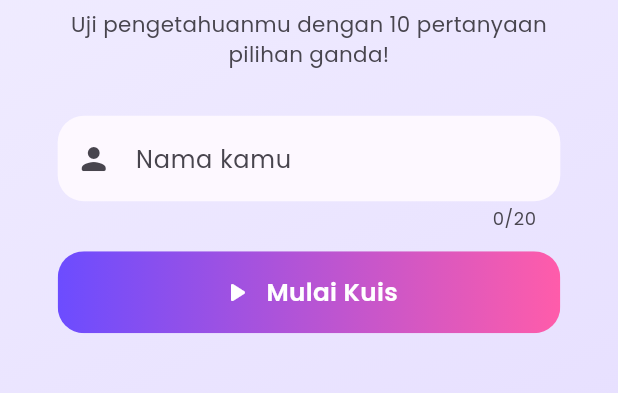
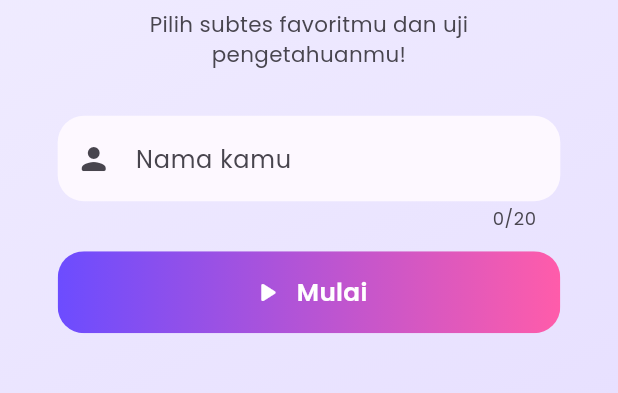
Before and after one commit to BadzlinaAtika/UTS-Lab-4-Pemob-Aplikasi-Kuis, a Flutter app: the screen it shows after launch, on a phone screen of 412 x 824 dp, the part 607-1000 px from its top. Run offline on Flutter 3.47's test engine with Material 3 defaults, Android fonts, the phone set to English and light mode, and no system bars.

Commit message:
tambah beberapa subtest yg bisa dipilih user

```diff
--- /dev/null
+++ b/lib/data/subtests_data.dart
@@ -0,0 +1,164 @@
+import 'package:flutter/material.dart';
+import '../models/quiz_questions.dart';
+import '../models/subtest.dart';
+
+/// Data dummy lokal: daftar subtes, masing-masing membawa soalnya sendiri.
+/// Untuk menambah subtes, tambahkan satu blok Subtest(...) di bawah.
+const List<Subtest> subtestsData = [
+  Subtest(
+    id: 'dasar_pemrograman',
+    title: 'Dasar Pemrograman',
+    description: 'Algoritma, variabel, tipe data, dan perulangan.',
+    icon: Icons.code_rounded,
+    color: Color(0xFF6C4CFF),
+    questions: [
+      QuizQuestion(
+        text: 'Urutan langkah logis untuk menyelesaikan suatu masalah disebut...',
+        options: ['Algoritma', 'Kompilator', 'Variabel', 'Sintaks'],
+        correctIndex: 0,
+        explanation: 'Algoritma adalah langkah-langkah terurut untuk menyelesaikan masalah.',
+      ),
+      QuizQuestion(
+        text: 'Tempat menyimpan data yang nilainya dapat berubah disebut...',
+        options: ['Konstanta', 'Variabel', 'Komentar', 'Fungsi'],
+        correctIndex: 1,
+        explanation: 'Variabel menyimpan nilai di memori dan nilainya bisa diubah.',
+      ),
+      QuizQuestion(
+        text: 'Tipe data yang hanya bernilai true atau false adalah...',
+        options: ['Integer', 'String', 'Boolean', 'Double'],
+        correctIndex: 2,
+        explanation: 'Boolean hanya memiliki dua nilai, yaitu true dan false.',
+      ),
+      QuizQuestion(
+        text: 'Struktur yang mengulang perintah selama kondisi terpenuhi disebut...',
+        options: ['Percabangan', 'Perulangan', 'Deklarasi', 'Import'],
+        correctIndex: 1,
+        explanation: 'Perulangan (loop) seperti for dan while mengulang blok kode.',
+      ),
+      QuizQuestion(
+        text: 'Proses mencari dan memperbaiki kesalahan pada program disebut...',
+        options: ['Compiling', 'Deploying', 'Debugging', 'Coding'],
+        correctIndex: 2,
+        explanation: 'Debugging adalah menemukan dan memperbaiki bug pada program.',
+      ),
+    ],
+  ),
+  Subtest(
+    id: 'pemrograman_mobile',
+    title: 'Pemrograman Mobile',
+    description: 'Android, Flutter, widget, dan konfigurasi aplikasi.',
+    icon: Icons.phone_android_rounded,
+    color: Color(0xFFFF5CAA),
+    questions: [
+      QuizQuestion(
+        text: 'Bahasa pemrograman yang digunakan oleh Flutter adalah...',
+        options: ['Java', 'Kotlin', 'Dart', 'Swift'],
+        correctIndex: 2,
+        explanation: 'Flutter dibangun menggunakan bahasa Dart buatan Google.',
+      ),
+      QuizQuestion(
+        text: 'Sistem operasi seluler yang dikembangkan oleh Google adalah...',
+        options: ['iOS', 'Android', 'Windows Phone', 'Tizen'],
+        correctIndex: 1,
+        explanation: 'Android dikembangkan oleh Google dan dipakai di banyak ponsel.',
+      ),
+      QuizQuestion(
+        text: 'Semua elemen tampilan di Flutter disebut...',
+        options: ['Fragment', 'Activity', 'Widget', 'Layout'],
+        correctIndex: 2,
+        explanation: 'Di Flutter, hampir semua tampilan dibangun dari widget.',
+      ),
+      QuizQuestion(
+        text: 'File untuk mendaftarkan aset dan font di Flutter adalah...',
+        options: ['main.dart', 'pubspec.yaml', 'AndroidManifest.xml', 'README.md'],
+        correctIndex: 1,
+        explanation: 'Aset, font, dan dependensi didefinisikan di pubspec.yaml.',
+      ),
+      QuizQuestion(
+        text: 'Satu kode untuk beberapa platform (Android dan iOS) disebut pendekatan...',
+        options: ['Cross-platform', 'Standalone', 'Embedded', 'Monolith'],
+        correctIndex: 0,
+        explanation: 'Cross-platform memungkinkan satu basis kode berjalan di banyak platform.',
+      ),
+    ],
+  ),
+  Subtest(
+    id: 'matematika_dasar',
+    title: 'Matematika Dasar',
+    description: 'Operasi hitung, pecahan, persen, dan geometri.',
+    icon: Icons.calculate_rounded,
+    color: Color(0xFFF59E0B),
+    questions: [
+      QuizQuestion(
+        text: 'Hasil dari 12 × 8 adalah...',
+        options: ['86', '96', '106', '88'],
+        correctIndex: 1,
+        explanation: '12 × 8 = 96.',
+      ),
+      QuizQuestion(
+        text: 'Hasil dari 3/4 + 1/4 adalah...',
+        options: ['1/2', '3/8', '1', '4/8'],
+        correctIndex: 2,
+        explanation: 'Penyebutnya sama, sehingga 3/4 + 1/4 = 4/4 = 1.',
+      ),
+      QuizQuestion(
+        text: 'Luas persegi dengan panjang sisi 7 cm adalah...',
+        options: ['14 cm²', '28 cm²', '49 cm²', '56 cm²'],
+        correctIndex: 2,
+        explanation: 'Luas persegi = sisi × sisi = 7 × 7 = 49 cm².',
+      ),
+      QuizQuestion(
+        text: '25% dari 200 adalah...',
+        options: ['25', '40', '50', '75'],
+        correctIndex: 2,
+        explanation: '25% = 1/4, dan 1/4 × 200 = 50.',
+      ),
+      QuizQuestion(
+        text: 'Akar kuadrat dari 144 adalah...',
+        options: ['10', '11', '12', '14'],
+        correctIndex: 2,
+        explanation: '12 × 12 = 144, jadi akarnya 12.',
+      ),
+    ],
+  ),
+  Subtest(
+    id: 'science',
+    title: 'Science (IPA SMA)',
+    description: 'Fisika, kimia, biologi, dan sains bumi.',
+    icon: Icons.science_rounded,
+    color: Color(0xFF22A06B),
+    questions: [
+      QuizQuestion(
+        text: 'Satuan gaya dalam Sistem Internasional (SI) adalah...',
+        options: ['Joule', 'Watt', 'Newton', 'Pascal'],
+        correctIndex: 2,
+        explanation: 'Gaya diukur dalam Newton (N), sesuai Hukum Newton.',
+      ),
+      QuizQuestion(
+        text: 'Rumus kimia air adalah...',
+        options: ['CO2', 'H2O', 'O2', 'NaCl'],
+        correctIndex: 1,
+        explanation: 'Satu molekul air terdiri dari dua atom hidrogen dan satu atom oksigen.',
+      ),
+      QuizQuestion(
+        text: 'Organel sel yang berfungsi menghasilkan energi (ATP) adalah...',
+        options: ['Ribosom', 'Nukleus', 'Mitokondria', 'Lisosom'],
+        correctIndex: 2,
+        explanation: 'Mitokondria disebut "pembangkit tenaga" sel.',
+      ),
+      QuizQuestion(
+        text: 'Gas yang diserap tumbuhan saat fotosintesis adalah...',
+        options: ['Oksigen', 'Nitrogen', 'Karbon dioksida', 'Hidrogen'],
+        correctIndex: 2,
+        explanation: 'Tumbuhan menyerap CO2 dan menghasilkan oksigen serta glukosa.',
+      ),
+      QuizQuestion(
+        text: 'Planet yang paling dekat dengan Matahari adalah...',
+        options: ['Venus', 'Bumi', 'Mars', 'Merkurius'],
+        correctIndex: 3,
+        explanation: 'Merkurius adalah planet terdekat dari Matahari di tata surya.',
+      ),
+    ],
+  ),
+];
--- a/lib/screens/welcome_screen.dart
+++ b/lib/screens/welcome_screen.dart
@@ -1,6 +1,7 @@
 import 'package:flutter/material.dart';
+import 'package:provider/provider.dart';
+import '../data/subtests_data.dart';
 import '../providers/quiz_providers.dart';
-import 'package:provider/provider.dart';
 import '../utils/responsive.dart';
 import '../widgets/custom_button.dart';
 import '../widgets/gradient_background.dart';
@@ -22,7 +23,6 @@ class _WelcomeScreenState extends State<WelcomeScreen> {
   @override
   void initState() {
     super.initState();
-    // Isi otomatis dengan nama sebelumnya (jika ada).
     _controller = TextEditingController(text: context.read<QuizProvider>().playerName);
   }
 
@@ -35,7 +35,12 @@ class _WelcomeScreenState extends State<WelcomeScreen> {
   void _start() {
     if (!_formKey.currentState!.validate()) return;
     FocusScope.of(context).unfocus();
-    context.read<QuizProvider>().startQuiz(_controller.text);
+    final quiz = context.read<QuizProvider>();
+    quiz.setPlayerName(_controller.text);
+
+    // Sementara (commit 2): langsung ke subtes pertama.
+    // Di commit 3 diganti menuju halaman pilih subtes.
+    quiz.selectSubtest(subtestsData.first);
     Navigator.of(context).push(
       MaterialPageRoute(builder: (_) => const QuizScreen()),
     );
@@ -43,9 +48,7 @@ class _WelcomeScreenState extends State<WelcomeScreen> {
 
   @override
   Widget build(BuildContext context) {
-    final quiz = context.watch<QuizProvider>();
     final cs = Theme.of(context).colorScheme;
-    final canResume = quiz.hasProgress && quiz.playerName.isNotEmpty;
 
     return Scaffold(
       body: GradientBackground(
@@ -73,7 +76,7 @@ class _WelcomeScreenState extends State<WelcomeScreen> {
                   ),
                   SizedBox(height: context.sp(6)),
                   Text(
-                    'Uji pengetahuanmu dengan ${quiz.total} pertanyaan pilihan ganda!',
+                    'Pilih subtes favoritmu dan uji pengetahuanmu!',
                     textAlign: TextAlign.center,
                     style: TextStyle(
                         fontSize: context.sp(13), color: cs.onSurfaceVariant),
@@ -105,18 +108,11 @@ class _WelcomeScreenState extends State<WelcomeScreen> {
                   SizedBox(
                     width: double.infinity,
                     child: CustomButton(
-                      label: canResume ? 'Lanjutkan Kuis' : 'Mulai Kuis',
+                      label: 'Mulai',
                       icon: Icons.play_arrow_rounded,
                       onPressed: _start,
                     ),
                   ),
-                  if (canResume) ...[
-                    SizedBox(height: context.sp(10)),
-                    Text(
-                      'Progres tersimpan: ${quiz.answeredCount}/${quiz.total} terjawab',
-                      style: TextStyle(fontSize: context.sp(12), color: cs.primary),
-                    ),
-                  ],
                 ],
               ),
             ),
```
Also changed, not shown: lib/models/subtest.dart (added, +21 -0 lines), lib/screens/subtest_screen.dart (added, +81 -0 lines), lib/widgets/subtest_card.dart (added, +82 -0 lines).
